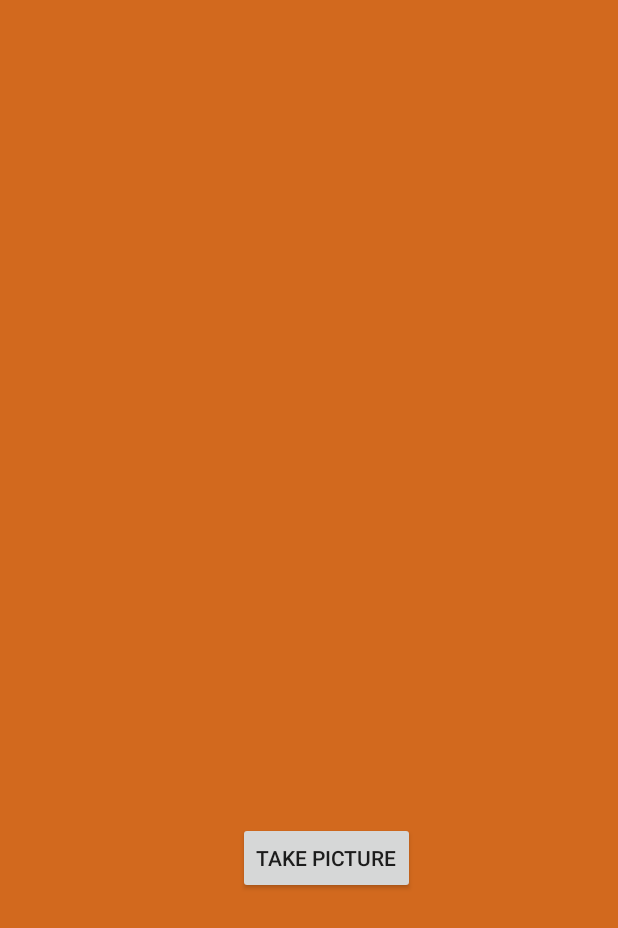
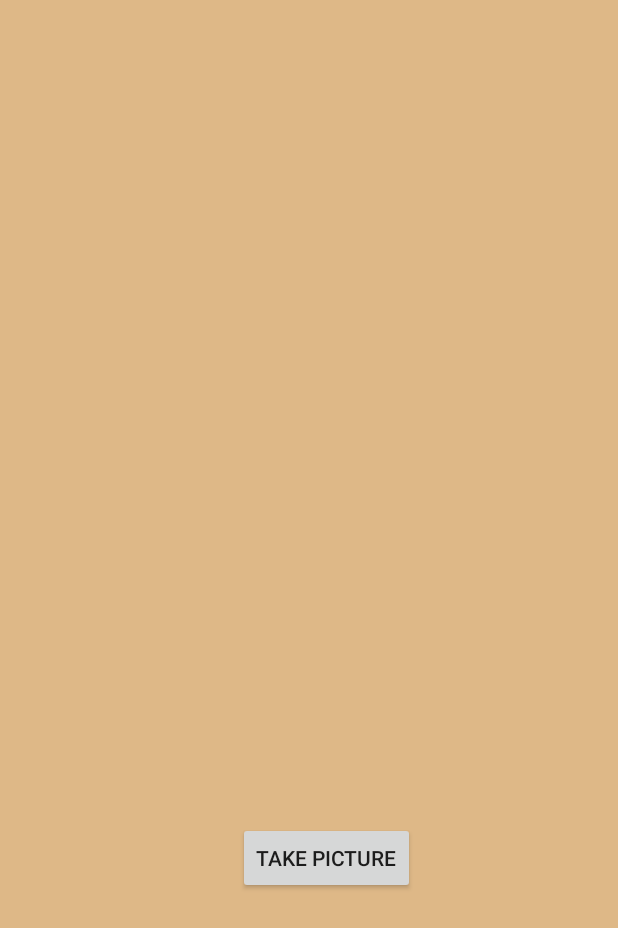
Before and after one commit to Felixlimz/KohiNoka, an Android app: the ScanActivity screen opened directly, with no data from a screen before it, on a phone screen of 412 x 824 dp. Shown: the top 928 px of the screen. Run offline under Robolectric (Android 15) with nearby library versions, the phone set to English and light mode, and no system bars; libraries missing offline, so code that uses them is left out: org.tensorflow.lite; 4 statements that could not run were skipped.

Commit message:
ganti warna kata dias

```diff
--- a/app/src/main/res/layout/activity_scan.xml
+++ b/app/src/main/res/layout/activity_scan.xml
@@ -4,7 +4,7 @@
     xmlns:tools="http://schemas.android.com/tools"
     android:layout_width="match_parent"
     android:layout_height="match_parent"
-    android:background="@color/coklat">
+    android:background="@color/burlywood">
 
     <Button
         android:id="@+id/take_picture"
--- a/app/src/main/res/layout/activity_solution.xml
+++ b/app/src/main/res/layout/activity_solution.xml
@@ -4,7 +4,7 @@
     xmlns:tools="http://schemas.android.com/tools"
     android:layout_width="match_parent"
     android:layout_height="match_parent"
-    android:background="@color/coklat"
+    android:background="@color/burlywood"
     tools:context=".solution.SolutionActivity">
 
     <ScrollView
@@ -36,6 +36,8 @@
                 android:layout_width="match_parent"
                 android:layout_height="wrap_content"
                 android:text="Nama Penyakit"
+                android:textAlignment="center"
+                android:textStyle="bold"
                 android:textSize="20sp"/>
 
 
--- a/app/src/main/res/values/colors.xml
+++ b/app/src/main/res/values/colors.xml
@@ -11,6 +11,7 @@
     <color name="medium_purple">#8349ED</color>
     <color name="ijo">#7CFC00</color>
     <color name="green">#008000</color>
+    <color name="burlywood">#DEB887</color>
     <color name="coklat">#D2691E</color>
     <color name="azure">#F0FFFF</color>
 </resources>
```
